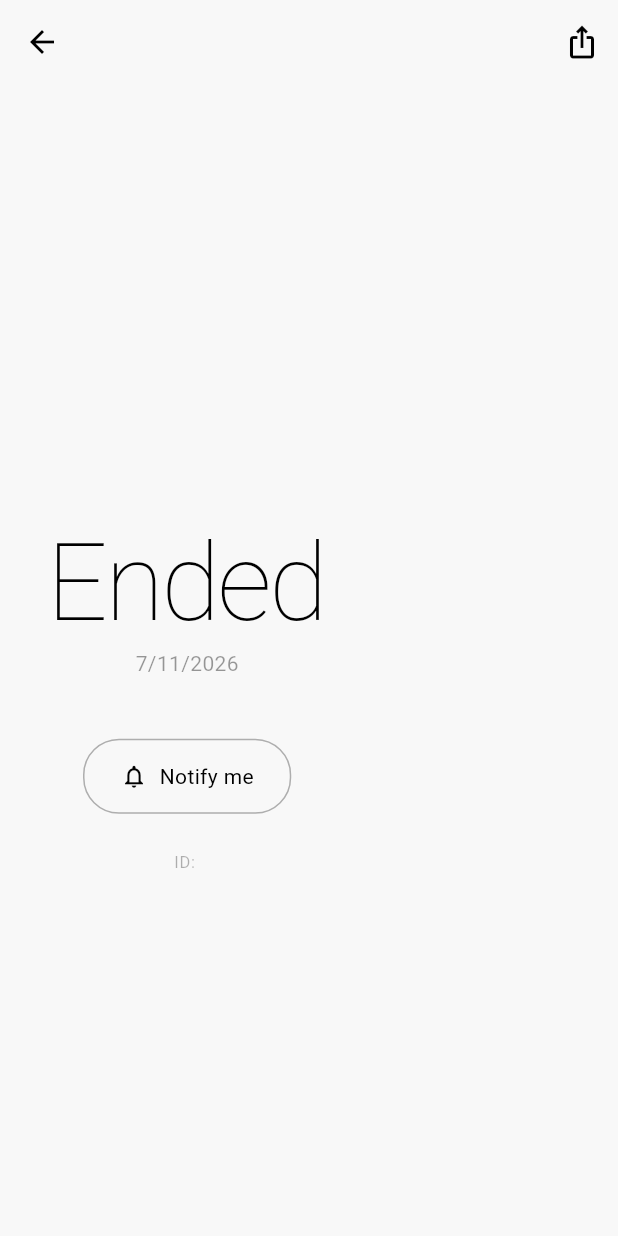
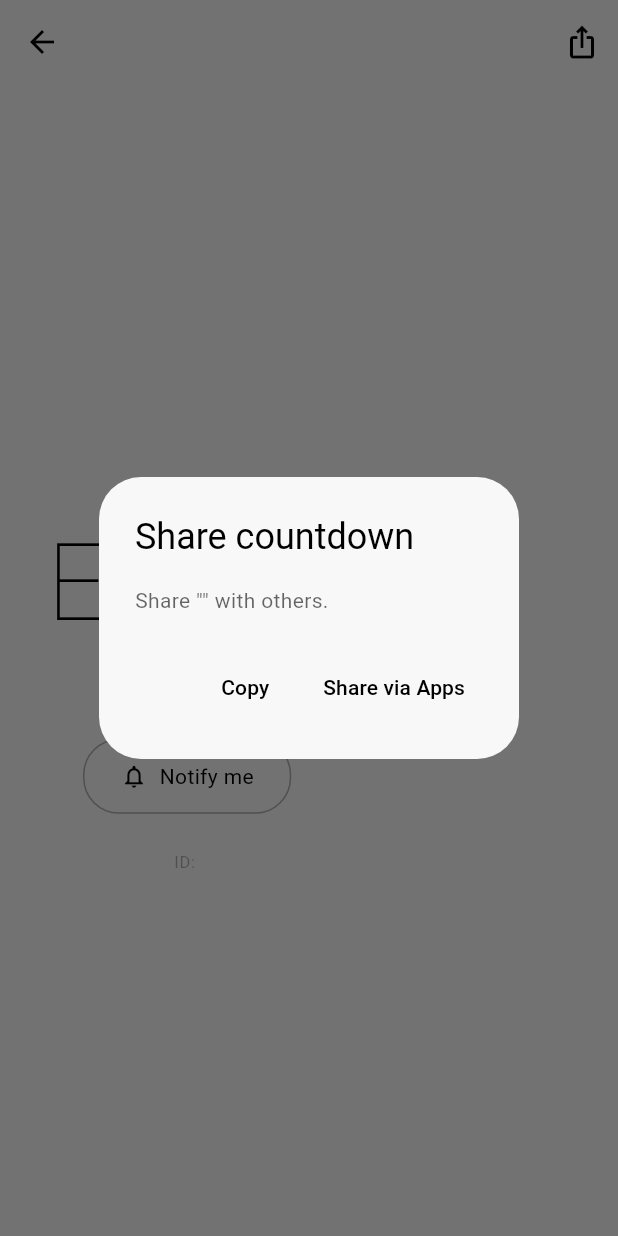
Before and after one commit to ImJustIvaan/Minimal-Clock-Desktop, a Flutter app: the CountdownDetailScreen screen opened directly with empty values, after a tap on the "ios share" icon, on a phone screen of 412 x 824 dp. Run offline on Flutter 3.47's test engine with Material 3 defaults, Android fonts, the phone set to English and light mode, and no system bars; our stand-ins replace app_links, audioplayers, flutter_riverpod, share_plus, shared_preferences, supabase_flutter and 1 more; missing offline and left inert: local_notifier, window_manager; accounts and stored records are empty.

Commit message:
Add Copy/Share via Apps choice dialog for countdown sharing
Previously the share icon went straight to the OS share sheet. Now it
shows a dialog letting the user pick "Copy" (copies the share text to
the clipboard) or "Share via Apps" (opens the native share sheet).

```diff
--- a/lib/features/countdowns/countdown_detail_screen.dart
+++ b/lib/features/countdowns/countdown_detail_screen.dart
@@ -66,9 +66,45 @@ class _CountdownDetailScreenState
     }
   }
 
-  void _share(String title) {
+  String _shareText(String title) {
     final url = '$kCountdownShareBaseUrl${widget.countdownId}';
-    Share.share('$title — count down with me: $url');
+    return '$title countdown — count down with me: $url';
+  }
+
+  Future<void> _share(String title) async {
+    final color = Theme.of(context).colorScheme.onSurface;
+    final choice = await showDialog<String>(
+      context: context,
+      builder: (context) => AlertDialog(
+        title: const Text('Share countdown'),
+        content: Text(
+          'Share "$title" with others.',
+          style: TextStyle(color: color.withValues(alpha: 0.6)),
+        ),
+        actions: [
+          TextButton(
+            onPressed: () => Navigator.pop(context, 'copy'),
+            child: const Text('Copy'),
+          ),
+          TextButton(
+            onPressed: () => Navigator.pop(context, 'apps'),
+            child: const Text('Share via Apps'),
+          ),
+        ],
+      ),
+    );
+
+    if (!mounted || choice == null) return;
+
+    if (choice == 'copy') {
+      await Clipboard.setData(ClipboardData(text: _shareText(title)));
+      if (!mounted) return;
+      ScaffoldMessenger.of(context).showSnackBar(
+        const SnackBar(content: Text('Copied to clipboard')),
+      );
+    } else {
+      await Share.share(_shareText(title));
+    }
   }
 
   void _copyId() {
```
